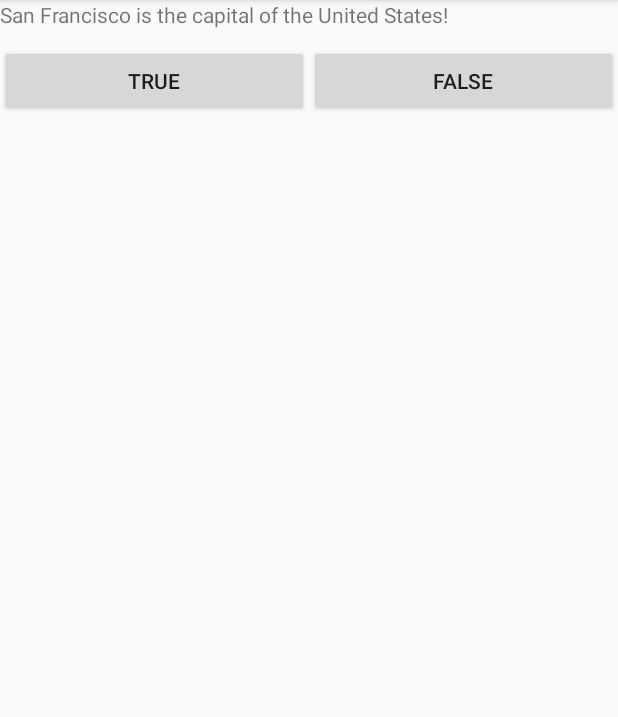
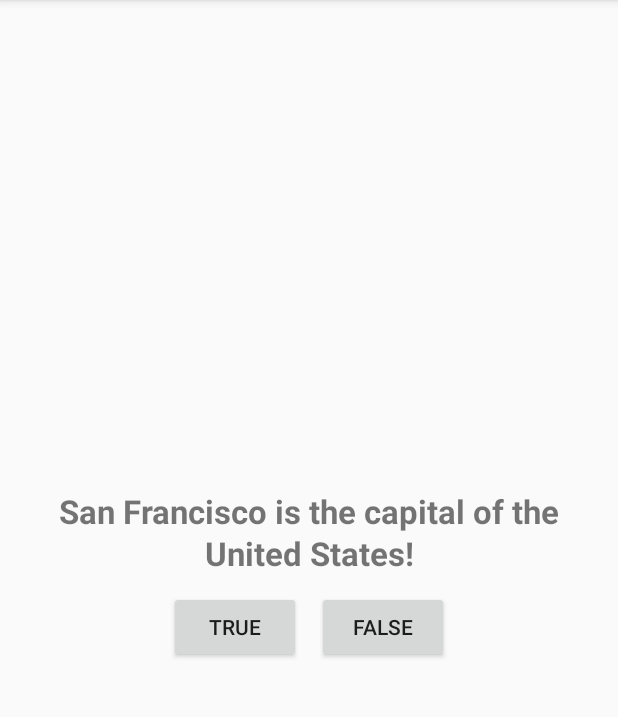
Before and after one commit to niko79542/FlyingDragon, an Android app: the screen it shows after launch (MainActivity), on a phone screen of 412 x 824 dp, the part 84-801 px from its top. Run offline under Robolectric (Android 15) with nearby library versions, the phone set to English and light mode, and no system bars.

Commit message:
IS San Francisco the capital of the US?

```diff
--- a/GeoQuiz/app/build.gradle
+++ b/GeoQuiz/app/build.gradle
@@ -21,6 +21,7 @@ android {
             proguardFiles getDefaultProguardFile('proguard-android-optimize.txt'), 'proguard-rules.pro'
         }
     }
+
 }
 
 dependencies {
--- a/GeoQuiz/app/src/main/java/com/example/geoquiz/MainActivity.kt
+++ b/GeoQuiz/app/src/main/java/com/example/geoquiz/MainActivity.kt
@@ -2,11 +2,41 @@ package com.example.geoquiz
 
 import androidx.appcompat.app.AppCompatActivity
 import android.os.Bundle
+import android.view.View
+import android.widget.Button
+import android.widget.Toast
 
 class MainActivity : AppCompatActivity() {
+
+    lateinit var myToast: Toast
 
     override fun onCreate(savedInstanceState: Bundle?) {
         super.onCreate(savedInstanceState)
         setContentView(R.layout.activity_main)
+
+
+        setListeners()
+    }
+
+    private fun checkAnswer(view: View) {
+        val toastMessage = when (view.id) {
+            R.id.button -> "You are correct!"
+            else -> "Incorrect!"
+        }
+        myToast.cancel()
+        val myToast = Toast.makeText(this, toastMessage, Toast.LENGTH_SHORT)
+        myToast.show()
+
+
+
+    }
+
+    private fun setListeners() {
+        findViewById<Button>(R.id.button).setOnClickListener { view: View ->
+            checkAnswer(view)
+        }
+        findViewById<Button>(R.id.button2).setOnClickListener { view: View ->
+            checkAnswer(view)
+        }
     }
 }
--- a/GeoQuiz/app/src/main/res/layout/activity_main.xml
+++ b/GeoQuiz/app/src/main/res/layout/activity_main.xml
@@ -5,21 +5,27 @@
     android:layout_width="match_parent"
     android:layout_height="match_parent"
     tools:context=".MainActivity"
+    android:gravity="center"
+    android:layout_marginHorizontal="@dimen/app_spacing"
     android:orientation="vertical">
+
 
     <TextView
         android:id="@+id/firstQuestion"
         android:layout_width="wrap_content"
         android:layout_height="wrap_content"
+        android:lineSpacingExtra="2dp"
         android:text="@string/questionOne"
+        android:textAlignment="center"
+        android:textSize="22sp"
+        android:textStyle="bold"
         app:layout_constraintBottom_toBottomOf="parent"
         app:layout_constraintLeft_toLeftOf="parent"
         app:layout_constraintRight_toRightOf="parent"
         app:layout_constraintTop_toTopOf="parent" />
 
-
     <LinearLayout
-        android:layout_width="match_parent"
+        android:layout_width="wrap_content"
         android:layout_height="wrap_content"
         android:orientation="horizontal"
         app:layout_constraintTop_toBottomOf="@id/firstQuestion"
@@ -30,6 +36,7 @@
             android:layout_width="wrap_content"
             android:layout_height="wrap_content"
             android:layout_weight="1"
+            android:layout_marginEnd="@dimen/app_spacing"
             android:text="@string/trueButton" />
 
         <Button
--- a/GeoQuiz/app/src/main/res/values/dimens.xml
+++ b/GeoQuiz/app/src/main/res/values/dimens.xml
@@ -1,4 +1,7 @@
 <?xml version="1.0" encoding="utf-8"?>
 <resources>
     <dimen name="app_spacing">16px</dimen>
+    <dimen name="myStyle">
+        <style name="text_alignment">center</style>
+    </dimen>
 </resources>
```
